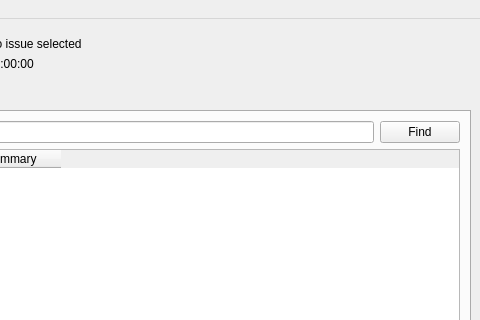
Qt form resources/main_window.ui (citizen-stig/pyjtt) before a commit; both pictures show x 160 to 640 and y 0 to 320 of the 640 by 480 pixel window.
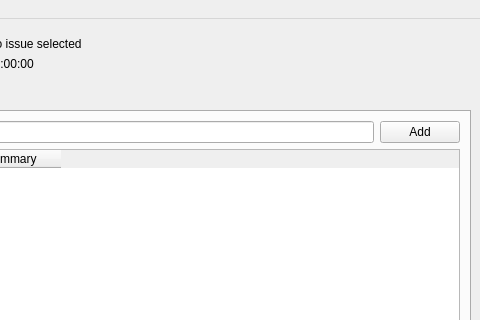
The same form after that commit. The open tabs and pages were chosen to show the change. Icons and pictures are not drawn.

Commit message: change find button title

What changed in the file:
```diff
--- a/resources/main_window.ui
+++ b/resources/main_window.ui
@@ -54,7 +54,7 @@
         <item row="0" column="1">
          <widget class="QPushButton" name="FindIssue">
           <property name="text">
-           <string>Find</string>
+           <string>Add</string>
           </property>
           <property name="flat">
            <bool>false</bool>
```
Left out of the diff: 2 changed lines with no effect on the pictures. The commit also changes 4 other files.
